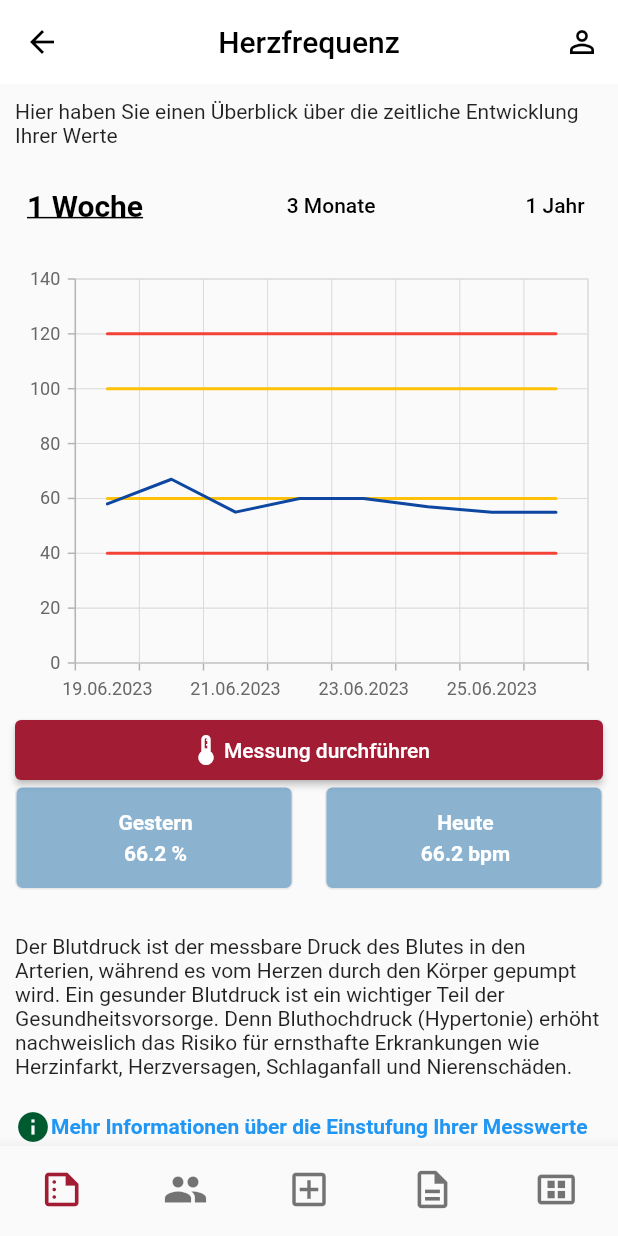
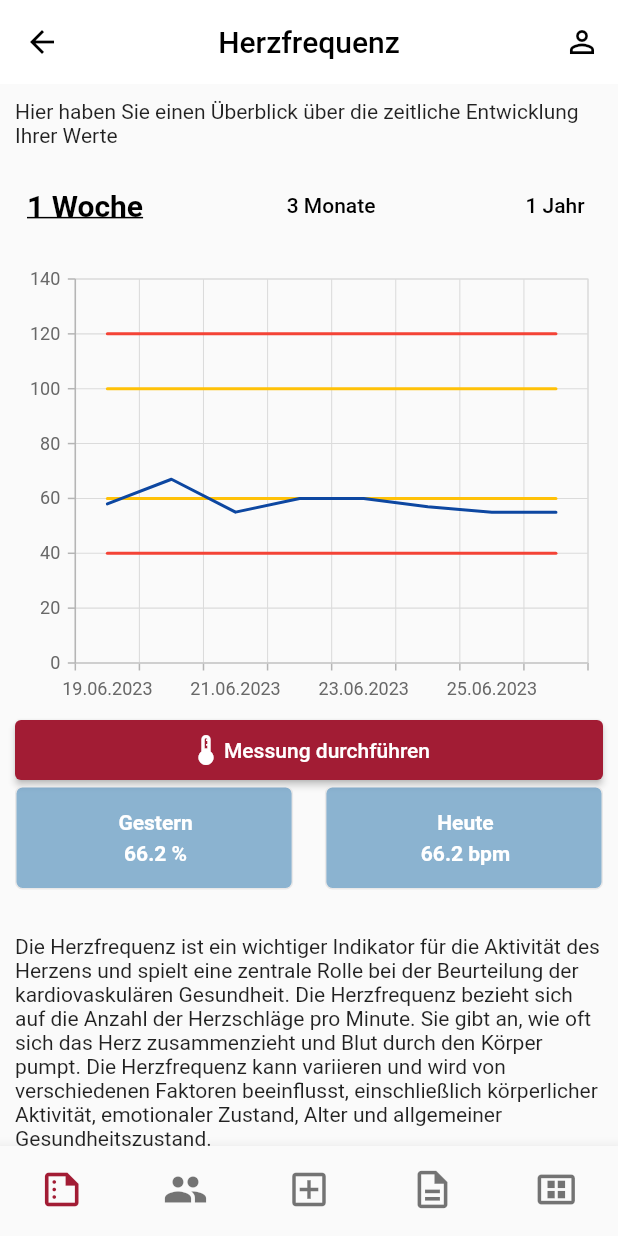
Before and after one commit to eozturk78/v3_patient_app, a Flutter app: the MeasurementResultPulsePage screen opened by its route, on a phone screen of 412 x 824 dp. Run offline on Flutter 3.47's test engine with Material 2 defaults, Android fonts, the phone set to English and light mode, and no system bars; our stand-ins replace flutter_expandable_fab, photo_view, syncfusion_flutter_charts, table_calendar; Roboto replaces fonts that are missing (Poppins).

Commit message:
IOS Updated

```diff
--- a/lib/screens/measurement-result/measurement-result-pulse.dart
+++ b/lib/screens/measurement-result/measurement-result-pulse.dart
@@ -270,8 +270,8 @@ class _MeasurementResultPulsePageState
               SizedBox(
                 height: 20,
               ),
-              const Text(
-                  "Der Blutdruck ist der messbare Druck des Blutes in den Arterien, während es vom Herzen durch den Körper gepumpt wird. Ein gesunder Blutdruck ist ein wichtiger Teil der Gesundheitsvorsorge. Denn Bluthochdruck (Hypertonie) erhöht nachweislich das Risiko für ernsthafte Erkrankungen wie Herzinfarkt, Herzversagen, Schlaganfall und Nierenschäden."),
+              Text(
+                  "Die Herzfrequenz ist ein wichtiger Indikator für die Aktivität des Herzens und spielt eine zentrale Rolle bei der Beurteilung der kardiovaskulären Gesundheit. Die Herzfrequenz bezieht sich auf die Anzahl der Herzschläge pro Minute. Sie gibt an, wie oft sich das Herz zusammenzieht und Blut durch den Körper pumpt. Die Herzfrequenz kann variieren und wird von verschiedenen Faktoren beeinflusst, einschließlich körperlicher Aktivität, emotionaler Zustand, Alter und allgemeiner Gesundheitszustand."),
               SizedBox(
                 height: 20,
               ),
--- a/lib/screens/measurement-result/measurement-result-saturation.dart
+++ b/lib/screens/measurement-result/measurement-result-saturation.dart
@@ -249,8 +249,8 @@ class _MeasurementResultSaturationPageState
               SizedBox(
                 height: 20,
               ),
-              const Text(
-                  "Der Blutdruck ist der messbare Druck des Blutes in den Arterien, während es vom Herzen durch den Körper gepumpt wird. Ein gesunder Blutdruck ist ein wichtiger Teil der Gesundheitsvorsorge. Denn Bluthochdruck (Hypertonie) erhöht nachweislich das Risiko für ernsthafte Erkrankungen wie Herzinfarkt, Herzversagen, Schlaganfall und Nierenschäden."),
+              Text(
+                  "Sauerstoff ist überlebenswichtig und für jede Körperzelle und -funktion notwendig. Damit unser Körper mit genug Sauerstoff versorgt wird, muss das Zusammenspiel aus Atmung, Kreislauf und der Gewebsdurchblutung stimmen. Die Sauerstoffsättigung gibt den Sauerstoffgehalt im Blut an."),
               SizedBox(
                 height: 20,
               ),
--- a/lib/screens/measurement-result/measurement-result-temperature.dart
+++ b/lib/screens/measurement-result/measurement-result-temperature.dart
@@ -265,8 +265,8 @@ class _MeasurementResultTemperaturePageState
               SizedBox(
                 height: 20,
               ),
-              const Text(
-                  "Der Blutdruck ist der messbare Druck des Blutes in den Arterien, während es vom Herzen durch den Körper gepumpt wird. Ein gesunder Blutdruck ist ein wichtiger Teil der Gesundheitsvorsorge. Denn Bluthochdruck (Hypertonie) erhöht nachweislich das Risiko für ernsthafte Erkrankungen wie Herzinfarkt, Herzversagen, Schlaganfall und Nierenschäden."),
+              Text(
+                  "Die Körpertemperatur ist ein wichtiger Parameter zur Beurteilung des Gesundheitszustands eines Menschen. In diesem Artikel werden wir die Bedeutung der Körpertemperatur erklären, verschiedene Messmethoden diskutieren und die Auswirkungen von abnormalen Körpertemperaturen auf den Körper betrachten."),
               SizedBox(
                 height: 20,
               ),
--- a/lib/screens/measurement-result/measurement-result-weight.dart
+++ b/lib/screens/measurement-result/measurement-result-weight.dart
@@ -265,8 +265,8 @@ class _MeasurementResultWeightPageState
               SizedBox(
                 height: 20,
               ),
-              const Text(
-                  "Der Blutdruck ist der messbare Druck des Blutes in den Arterien, während es vom Herzen durch den Körper gepumpt wird. Ein gesunder Blutdruck ist ein wichtiger Teil der Gesundheitsvorsorge. Denn Bluthochdruck (Hypertonie) erhöht nachweislich das Risiko für ernsthafte Erkrankungen wie Herzinfarkt, Herzversagen, Schlaganfall und Nierenschäden."),
+              Text(
+                  "Ein gesundes Körpergewicht ist von entscheidender Bedeutung für chronisch kranke Patienten, da es das Risiko von Komplikationen verringern kann. Übergewicht kann das Fortschreiten bestimmter Krankheiten wie Diabetes, Herzerkrankungen und Gelenkproblemen verschlimmern. Ein gesundes Gewicht kann auch die Effektivität der medizinischen Behandlung verbessern und die allgemeine Lebensqualität steigern."),
               SizedBox(
                 height: 20,
               ),
--- a/lib/screens/shared/shared.dart
+++ b/lib/screens/shared/shared.dart
@@ -60,7 +60,7 @@ leadingDescSubpage(String title, BuildContext context) {
   return AppBar(
     leading: IconButton(
       icon: Icon(Icons.arrow_back, color: Colors.black),
-      onPressed: () => Navigator.of(context).pushNamed("/main"),
+      onPressed: () => Navigator.of(context).pushNamed("/home"),
     ),
     title: Text(
       title,
```
Also changed, not shown: lib/screens/comunication/comunication.dart (+7 -18 lines), lib/screens/info/info.dart (+6 -8 lines), lib/screens/medication/medication.dart (+5 -8 lines), 1 other file.
